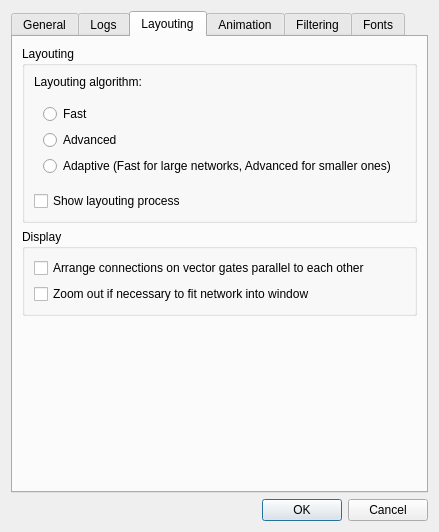
Qt form src/qtenv/preferencesdialog.ui (mayhemheroes/omnetpp) before a commit.
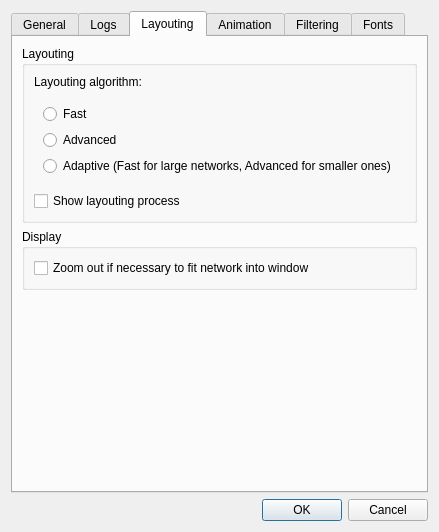
The same form after that commit. The open tabs and pages were chosen to show the change.

Commit message:
qtenv: Remove "Arrange connections on vector gates ..." checkbox from the preferences dialog
This was the "arrangeVectorConnections" global preference.
This was inherited from Tkenv but never really worked.

What changed in the file:
```diff
--- a/src/qtenv/preferencesdialog.ui
+++ b/src/qtenv/preferencesdialog.ui
@@ -496,13 +496,6 @@
           <string>Display</string>
          </property>
          <layout class="QVBoxLayout" name="verticalLayout_12">
-          <item>
-           <widget class="QCheckBox" name="arrange">
-            <property name="text">
-             <string>Arrange connections on vector gates parallel to each other</string>
-            </property>
-           </widget>
-          </item>
           <item>
            <widget class="QCheckBox" name="allowZoom">
             <property name="text">
```
The commit also changes 3 other files.
